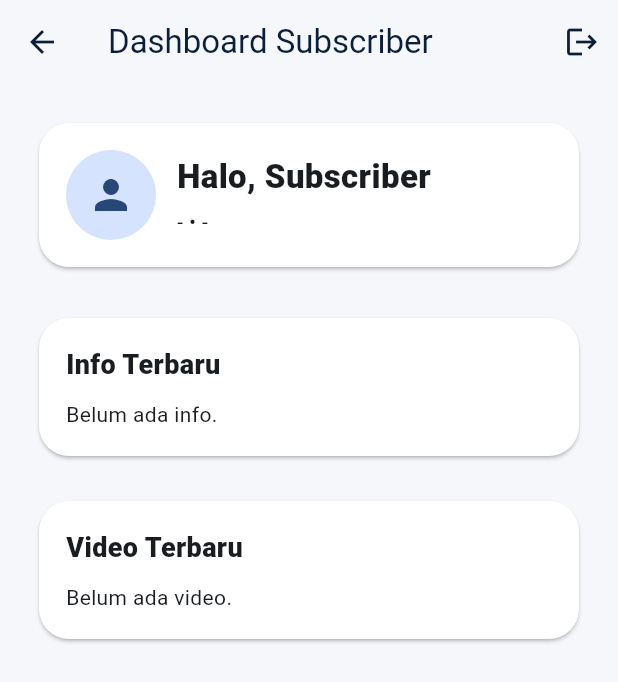
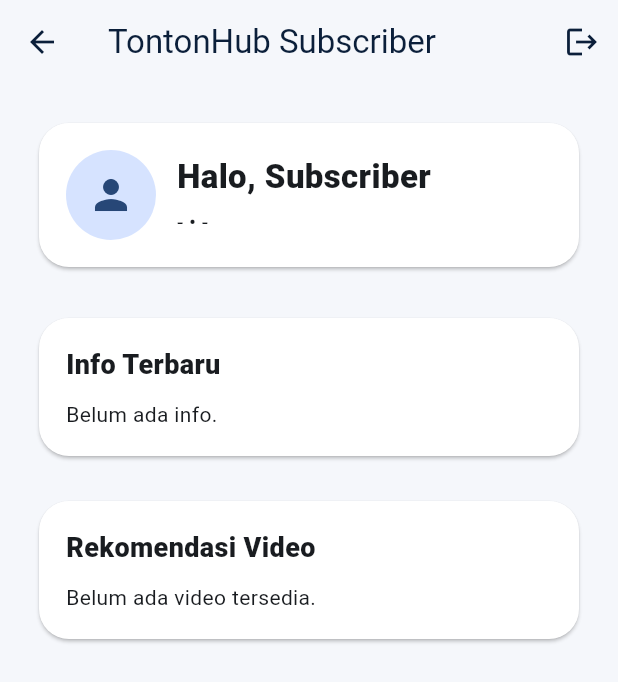
Before and after one commit to mungkinsajaa87-coder/tontonhub_flutter, a Flutter app: the StudentDashboardScreen screen opened directly, on a phone screen of 412 x 824 dp. Shown: the top 682 px of the screen. Run offline on Flutter 3.47's test engine with Material 3 defaults, Android fonts, the light colour scheme and no system bars; our stand-ins replace cloud_firestore, firebase_auth, firebase_core, firebase_storage, image_picker, video_player; accounts and stored records are empty.

Commit message:
rapikan dashboard subscriber

```diff
--- a/lib/screens/student/student_dashboard_screen.dart
+++ b/lib/screens/student/student_dashboard_screen.dart
@@ -13,7 +13,7 @@
   Widget build(BuildContext context) {
     return Scaffold(
       appBar: AppBar(
-        title: const Text('Dashboard Subscriber'),
+        title: const Text('TontonHub Subscriber'),
         actions: [IconButton(onPressed: AuthService.instance.logout, icon: const Icon(Icons.logout))],
       ),
       body: SingleChildScrollView(
@@ -102,13 +102,13 @@
       child: Column(
         crossAxisAlignment: CrossAxisAlignment.start,
         children: [
-          const Text('Video Terbaru', style: TextStyle(fontSize: 18, fontWeight: FontWeight.w800)),
+          const Text('Rekomendasi Video', style: TextStyle(fontSize: 18, fontWeight: FontWeight.w800)),
           const SizedBox(height: 10),
           StreamBuilder<List<VideoModel>>(
             stream: FirestoreService.instance.watchVideos(),
             builder: (context, snapshot) {
               final items = (snapshot.data ?? []).take(3).toList();
-              if (items.isEmpty) return const Text('Belum ada video.');
+              if (items.isEmpty) return const Text('Belum ada video tersedia.');
               return Column(
                 children: items.map((e) => ListTile(contentPadding: EdgeInsets.zero, title: Text(e.title), subtitle: Text(e.channelName))).toList(),
               );
```
